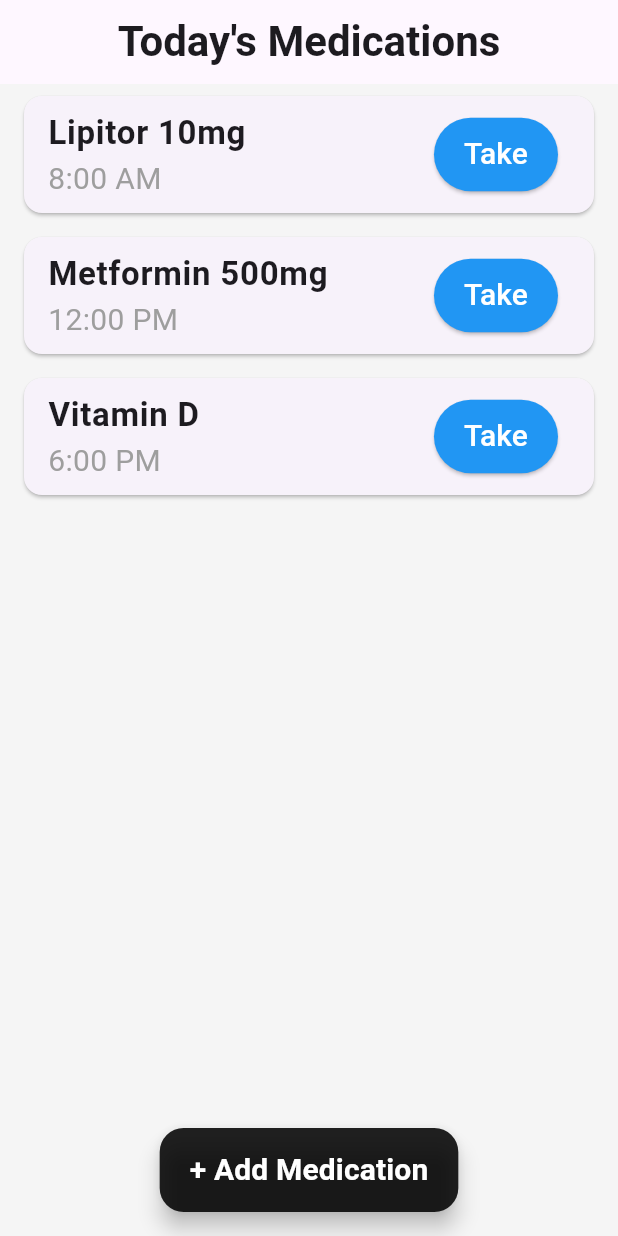
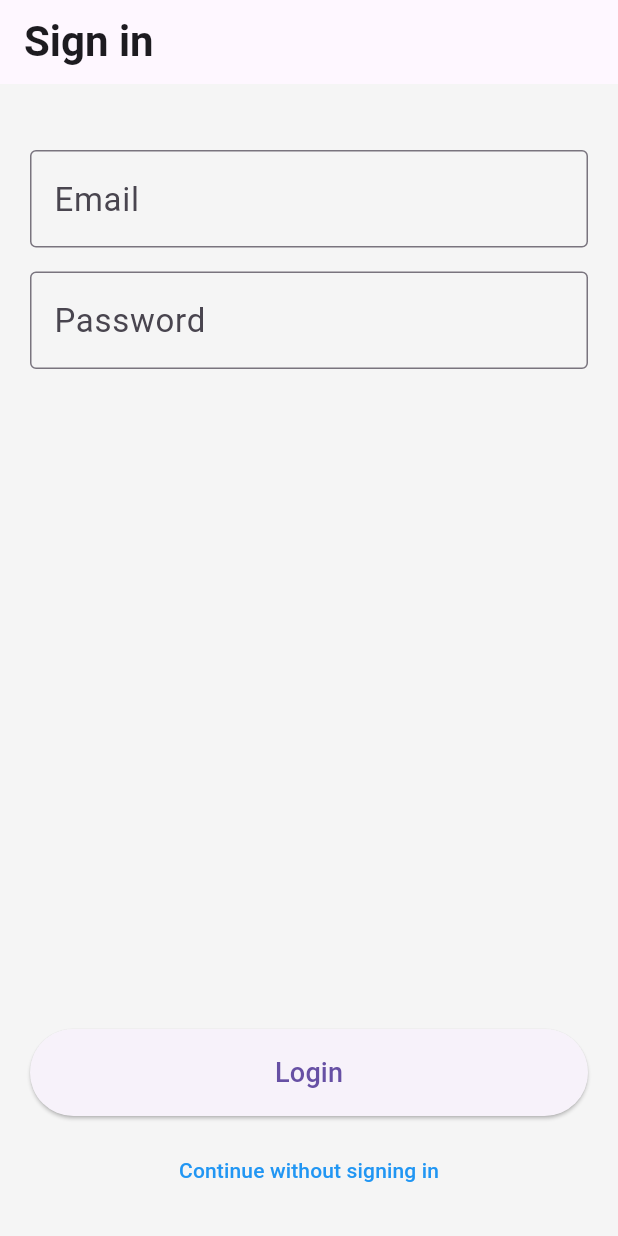
Before and after one commit to amalrajn/med_scheduler, a Flutter app: the screen it shows after launch, on a phone screen of 412 x 824 dp. Run offline on Flutter 3.47's test engine with Material 3 defaults, Android fonts, the light colour scheme and no system bars.

Commit message:
login page

```diff
--- a/lib/main.dart
+++ b/lib/main.dart
@@ -27,7 +27,8 @@
           titleLarge: TextStyle(fontSize: 28, fontWeight: FontWeight.bold),
         ),
       ),
-      home: const MedicationHomePage(),
+      // show login first
+      home: const LoginPage(),
     );
   }
 }
@@ -64,6 +65,19 @@
       appBar: AppBar(
         title: const Text("Today's Medications"),
         centerTitle: true,
+        actions: [
+          IconButton(
+            tooltip: 'Logout',
+            icon: const Icon(Icons.logout),
+            onPressed: () {
+              // replace with LoginPage when logging out
+              Navigator.pushReplacement(
+                context,
+                MaterialPageRoute(builder: (context) => const LoginPage()),
+              );
+            },
+          ),
+        ],
       ),
       body: ListView.builder(
         itemCount: _medications.length,
@@ -171,3 +185,110 @@
     );
   }
 }
+
+// New login page added below
+class LoginPage extends StatefulWidget {
+  const LoginPage({super.key});
+
+  @override
+  State<LoginPage> createState() => _LoginPageState();
+}
+
+class _LoginPageState extends State<LoginPage> {
+  final _emailController = TextEditingController();
+  final _passwordController = TextEditingController();
+  bool _showError = false;
+  bool _isLoggingIn = false;
+
+  void _attemptLogin() async {
+    setState(() {
+      _showError = false;
+    });
+
+    final email = _emailController.text.trim();
+    final password = _passwordController.text;
+
+    if (email.isEmpty || password.isEmpty) {
+      setState(() {
+        _showError = true;
+      });
+      return;
+    }
+
+    // simple simulated login delay
+    setState(() {
+      _isLoggingIn = true;
+    });
+    await Future.delayed(const Duration(milliseconds: 800));
+    setState(() {
+      _isLoggingIn = false;
+    });
+
+    // For demo accept any non-empty credentials. Replace with real auth as needed.
+    Navigator.pushReplacement(
+      context,
+      MaterialPageRoute(builder: (context) => const MedicationHomePage()),
+    );
+  }
+
+  @override
+  Widget build(BuildContext context) {
+    return Scaffold(
+      appBar: AppBar(title: const Text('Sign in')),
+      body: Padding(
+        padding: const EdgeInsets.all(20),
+        child: Column(
+          children: [
+            const SizedBox(height: 24),
+            TextField(
+              controller: _emailController,
+              decoration: const InputDecoration(
+                labelText: 'Email',
+                border: OutlineInputBorder(),
+              ),
+              keyboardType: TextInputType.emailAddress,
+            ),
+            const SizedBox(height: 16),
+            TextField(
+              controller: _passwordController,
+              decoration: const InputDecoration(
+                labelText: 'Password',
+                border: OutlineInputBorder(),
+              ),
+              obscureText: true,
+            ),
+            if (_showError)
+              const Padding(
+                padding: EdgeInsets.only(top: 12),
+                child: Text('Please enter email and password', style: TextStyle(color: Colors.red)),
+              ),
+            const Spacer(),
+            SizedBox(
+              width: double.infinity,
+              child: ElevatedButton(
+                onPressed: _isLoggingIn ? null : _attemptLogin,
+                style: ElevatedButton.styleFrom(
+                  padding: const EdgeInsets.symmetric(vertical: 16),
+                ),
+                child: _isLoggingIn
+                    ? const SizedBox(height: 20, width: 20, child: CircularProgressIndicator(color: Colors.white, strokeWidth: 2))
+                    : const Text('Login', style: TextStyle(fontSize: 18)),
+              ),
+            ),
+            const SizedBox(height: 12),
+            TextButton(
+              onPressed: () {
+                // optional: go directly to app for demo purposes
+                Navigator.pushReplacement(
+                  context,
+                  MaterialPageRoute(builder: (context) => const MedicationHomePage()),
+                );
+              },
+              child: const Text('Continue without signing in', style: TextStyle(color: Colors.blue)),
+            ),
+          ],
+        ),
+      ),
+    );
+  }
+}
```
